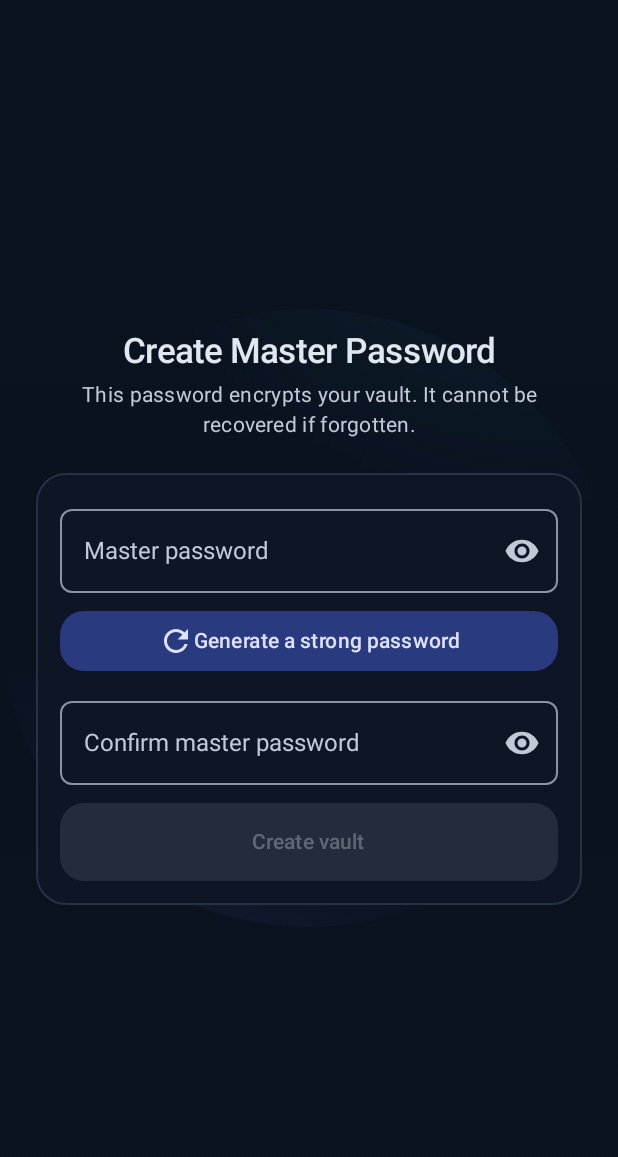
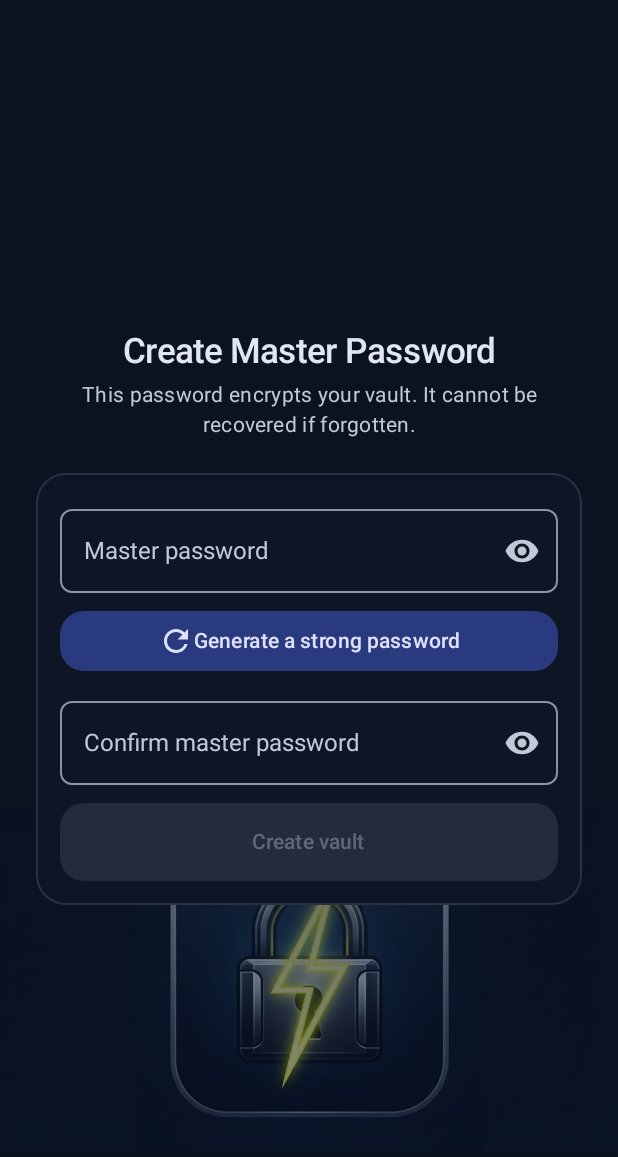
Before and after one commit to christiancagan/passvaultgen, an Android app built with Jetpack Compose: the screen it shows after launch (MainActivity), after a tap on "Create a new vault", on a phone screen of 412 x 824 dp. Shown: the top 1157 px of the screen. Run offline under Robolectric (Android 15) with nearby library versions, the light colour scheme and no system bars; our stand-ins replace Dagger/Hilt's generated code, Room's generated code; libraries missing offline, so code that uses them is left out: org.bouncycastle.crypto; 1 statement that could not run was skipped.

Commit message:
v1.5.1: zap artwork as app-wide background (dark) / watermark (light) with readability scrim

```diff
--- a/app/build.gradle.kts
+++ b/app/build.gradle.kts
@@ -20,8 +20,8 @@ android {
         applicationId = "com.example.passwordvault"
         minSdk = 26
         targetSdk = 35
-        versionCode = 8
-        versionName = "1.5.0"
+        versionCode = 9
+        versionName = "1.5.1"
         testInstrumentationRunner = "androidx.test.runner.AndroidJUnitRunner"
     }
 
--- a/app/src/main/java/com/example/passwordvault/ui/components/GradientBackground.kt
+++ b/app/src/main/java/com/example/passwordvault/ui/components/GradientBackground.kt
@@ -1,19 +1,26 @@
 package com.example.passwordvault.ui.components
 
+import androidx.compose.foundation.Image
+import androidx.compose.foundation.background
 import androidx.compose.foundation.layout.Box
 import androidx.compose.foundation.layout.fillMaxSize
 import androidx.compose.material3.MaterialTheme
 import androidx.compose.runtime.Composable
 import androidx.compose.ui.Modifier
-import androidx.compose.ui.draw.drawBehind
-import androidx.compose.ui.geometry.Offset
 import androidx.compose.ui.graphics.Brush
-import androidx.compose.ui.graphics.Color
+import androidx.compose.ui.graphics.graphicsLayer
+import androidx.compose.ui.layout.ContentScale
+import androidx.compose.ui.res.painterResource
+import com.example.passwordvault.R
+import com.example.passwordvault.ui.theme.LocalIsDark
 
 /**
- * Layered app backdrop: a subtle vertical tonal gradient with two large soft
- * radial glows for depth. Uses gradients instead of blur for battery and
- * readability.
+ * Branded app backdrop: the zap artwork sits in the lower zone of the screen
+ * (away from headings and body text) with a theme-aware scrim on top.
+ *
+ * Dark mode: the art shows through clearly (the glow band is kept away from
+ * ink-heavy areas). Light mode: the image is faded to a watermark and a
+ * stronger light scrim keeps dark ink at full contrast.
  */
 @Composable
 fun GradientBackground(
@@ -21,35 +28,34 @@ fun GradientBackground(
     content: @Composable () -> Unit,
 ) {
     val scheme = MaterialTheme.colorScheme
-    Box(
-        modifier = modifier
-            .fillMaxSize()
-            .drawBehind {
-                drawRect(
-                    brush = Brush.verticalGradient(
+    val dark = LocalIsDark.current
+    val scrim = if (dark) {
+        Brush.verticalGradient(
             listOf(
-                            scheme.background,
-                            scheme.surfaceContainerLow,
-                            scheme.background,
-                        ),
+                scheme.background.copy(alpha = 0.55f),
+                scheme.background.copy(alpha = 0.72f),
+                scheme.surfaceContainerLow.copy(alpha = 0.42f),
             ),
         )
-                drawCircle(
-                    brush = Brush.radialGradient(
-                        colors = listOf(scheme.primary.copy(alpha = 0.10f), Color.Transparent),
-                        center = Offset(size.width * 0.88f, size.height * 0.04f),
-                        radius = size.minDimension * 0.75f,
+    } else {
+        Brush.verticalGradient(
+            listOf(
+                scheme.background.copy(alpha = 0.68f),
+                scheme.background.copy(alpha = 0.85f),
+                scheme.surfaceContainerLow.copy(alpha = 0.62f),
             ),
         )
-                drawCircle(
-                    brush = Brush.radialGradient(
-                        colors = listOf(scheme.secondary.copy(alpha = 0.12f), Color.Transparent),
-                        center = Offset(size.width * 0.06f, size.height * 0.96f),
-                        radius = size.minDimension * 0.85f,
-                    ),
+    }
+    Box(modifier = modifier.fillMaxSize()) {
+        Image(
+            painter = painterResource(id = R.drawable.bg_zap),
+            contentDescription = null,
+            contentScale = ContentScale.Crop,
+            modifier = Modifier
+                .fillMaxSize()
+                .graphicsLayer { alpha = if (dark) 1f else 0.5f },
         )
-            },
-    ) {
+        Box(modifier = Modifier.fillMaxSize().background(scrim))
         content()
     }
 }
```
Also changed, not shown: app/src/main/res/drawable-nodpi/bg_zap.jpg (added), 3 other files. Lines whose indentation alone changed are shown as unchanged.
